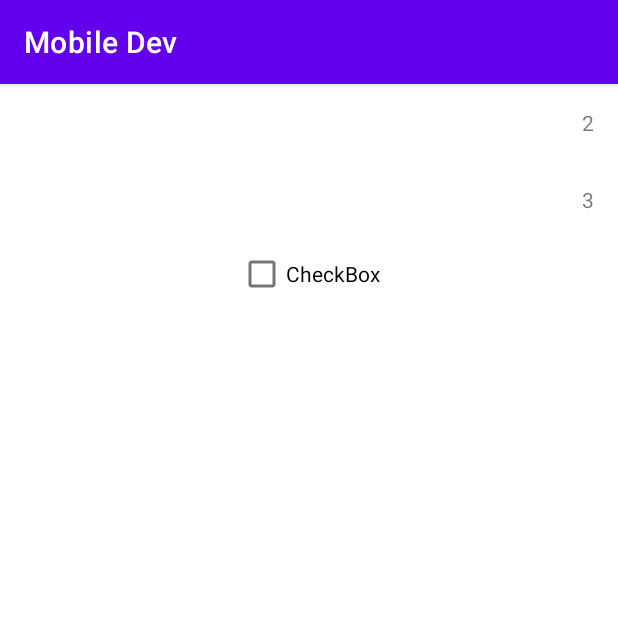
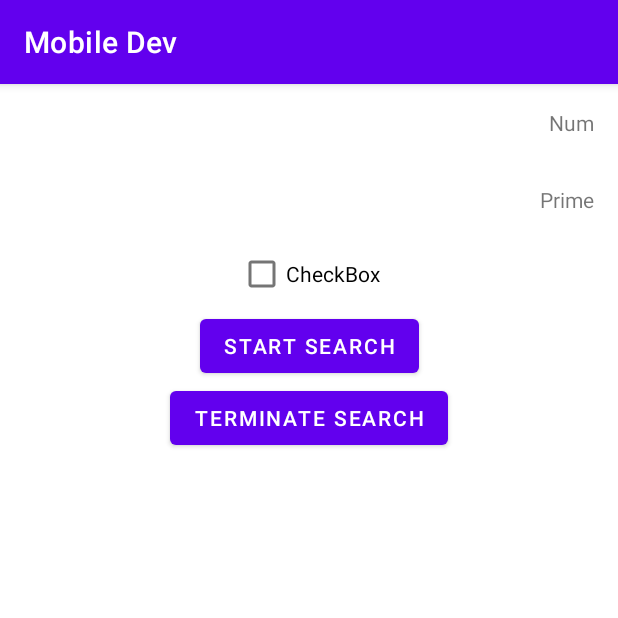
Before and after one commit to rajatbhagat/cs5520-mobile-dev, an Android app: the FindPrimeActivity screen opened directly, with no data from a screen before it, on a phone screen of 412 x 824 dp, the top half of it. Run offline under Robolectric (Android 15) with nearby library versions, the phone set to English and light mode, and no system bars.

Commit message:
Adding start and terminate search buttons

```diff
--- a/app/src/main/java/com/cs5520/mobile_dev/FindPrimeActivity.java
+++ b/app/src/main/java/com/cs5520/mobile_dev/FindPrimeActivity.java
@@ -8,6 +8,8 @@ import android.content.DialogInterface;
 import android.os.Bundle;
 import android.os.Handler;
 import android.util.Log;
+import android.view.View;
+import android.widget.Button;
 import android.widget.TextView;
 
 public class FindPrimeActivity extends AppCompatActivity {
@@ -17,21 +19,42 @@ public class FindPrimeActivity extends AppCompatActivity {
     private TextView currentNumTextView;
     private TextView latestPrimeTextView;
     private Handler textHandler = new Handler();
+    private Button findPrimeButton;
+    private Button terminateSearchButton;
+    private boolean endSearch;
 
     @Override
     protected void onCreate(Bundle savedInstanceState) {
         super.onCreate(savedInstanceState);
         setContentView(R.layout.activity_find_prime);
         currentNumTextView = (TextView) findViewById(R.id.current_num_text);
-        currentNumTextView.setText("2");
         latestPrimeTextView = (TextView) findViewById(R.id.latest_prime_text);
 
-        ChildThread childThread = new ChildThread();
-        new Thread(childThread).start();
+        findPrimeButton = (Button) findViewById(R.id.start_search_button);
+        terminateSearchButton = (Button) findViewById(R.id.terminate_search_button);
+
+        findPrimeButton.setOnClickListener(new View.OnClickListener() {
+            @Override
+            public void onClick(View v) {
+                endSearch = false;
+                currentNumTextView.setText("2");
+                latestPrimeTextView.setText("");
+                ChildThread childThread = new ChildThread();
+                new Thread(childThread).start();
+            }
+        });
+
+        terminateSearchButton.setOnClickListener(new View.OnClickListener() {
+            @Override
+            public void onClick(View v) {
+                endSearch = true;
+            }
+        });
     }
 
     @Override
     public void onBackPressed() {
+
         AlertDialog.Builder builder = new AlertDialog.Builder(this);
         builder.setMessage("Do you want to terminate the search?");
         builder.setPositiveButton("Yes", new DialogInterface.OnClickListener() {
@@ -40,7 +63,7 @@ public class FindPrimeActivity extends AppCompatActivity {
                 finish();
             }
         });
-        builder.setNegativeButton("No",new DialogInterface.OnClickListener() {
+        builder.setNegativeButton("No", new DialogInterface.OnClickListener() {
             @Override
             public void onClick(DialogInterface dialog, int which) {
                 dialog.cancel();
@@ -54,40 +77,46 @@ public class FindPrimeActivity extends AppCompatActivity {
     private boolean isPrime(int num) {
         if (num == 0 || num == 1) {
             return false;
-        } else {
-            int div = 2;
-            while ( div != num) {
-                if (num % div == 0) {
-                    return false;
-                }
-                div++;
-            }
+        }
+        if (num == 2) {
             return true;
         }
+        if (num % 2 == 0) {
+            return false;
+        }
+        for (int i = 3; i <= Math.sqrt(num); i++) {
+            if (num % i == 0) {
+                return false;
+            }
+        }
+        return true;
     }
 
     protected class ChildThread implements Runnable {
-
+        int originalNum = 2;
         @Override
         public void run() {
-            int originalNum = 2;
-            while (true) {
+            while (!endSearch) {
                 boolean ans = isPrime(originalNum);
                 if (ans) {
-                    int finalOriginalNum = originalNum;
                     textHandler.post(new Runnable() {
                         @SuppressLint("SetTextI18n")
                         @Override
                         public void run() {
-                            latestPrimeTextView.setText("" + finalOriginalNum);
+                            latestPrimeTextView.setText(Integer.toString(originalNum));
                         }
                     });
-                    Log.d(TAG, "Running on a different thread using Runnable Interface: " + finalOriginalNum);
                 }
                 originalNum++;
                 try {
-                    Thread.sleep(1000);
-                    currentNumTextView.setText(originalNum);
+                    textHandler.post(new Runnable() {
+                        @SuppressLint("SetTextI18n")
+                        @Override
+                        public void run() {
+                            currentNumTextView.setText(Integer.toString(originalNum));
+                        }
+                    });
+                    Thread.sleep(100);
                 } catch (InterruptedException e) {
                     e.printStackTrace();
                 }
--- a/app/src/main/res/layout/activity_find_prime.xml
+++ b/app/src/main/res/layout/activity_find_prime.xml
@@ -20,7 +20,10 @@
             android:layout_width="wrap_content"
             android:layout_height="wrap_content"
             android:layout_alignParentStart="true"
-            android:layout_margin="16dp"
+            android:layout_marginStart="16dp"
+            android:layout_marginTop="16dp"
+            android:layout_marginEnd="16dp"
+            android:layout_marginBottom="16dp"
             android:layout_toStartOf="@id/current_num_text"
             tools:text="Current Number" />
 
@@ -30,7 +33,7 @@
             android:layout_height="wrap_content"
             android:layout_alignParentEnd="true"
             android:layout_margin="16dp"
-            android:text="Num"/>
+            android:text="Num" />
 
     </RelativeLayout>
 
@@ -70,4 +73,24 @@
         app:layout_constraintHorizontal_bias="0.5"
         app:layout_constraintStart_toStartOf="parent"
         app:layout_constraintTop_toBottomOf="@+id/relativeLayout2" />
+
+    <Button
+        android:id="@+id/start_search_button"
+        android:layout_width="wrap_content"
+        android:layout_height="wrap_content"
+        android:text="Start Search"
+        app:layout_constraintEnd_toEndOf="parent"
+        app:layout_constraintHorizontal_bias="0.5"
+        app:layout_constraintStart_toStartOf="parent"
+        app:layout_constraintTop_toBottomOf="@+id/checkBox" />
+
+    <Button
+        android:id="@+id/terminate_search_button"
+        android:layout_width="wrap_content"
+        android:layout_height="wrap_content"
+        android:text="Terminate Search"
+        app:layout_constraintEnd_toEndOf="parent"
+        app:layout_constraintHorizontal_bias="0.5"
+        app:layout_constraintStart_toStartOf="parent"
+        app:layout_constraintTop_toBottomOf="@+id/start_search_button" />
 </androidx.constraintlayout.widget.ConstraintLayout>
```
